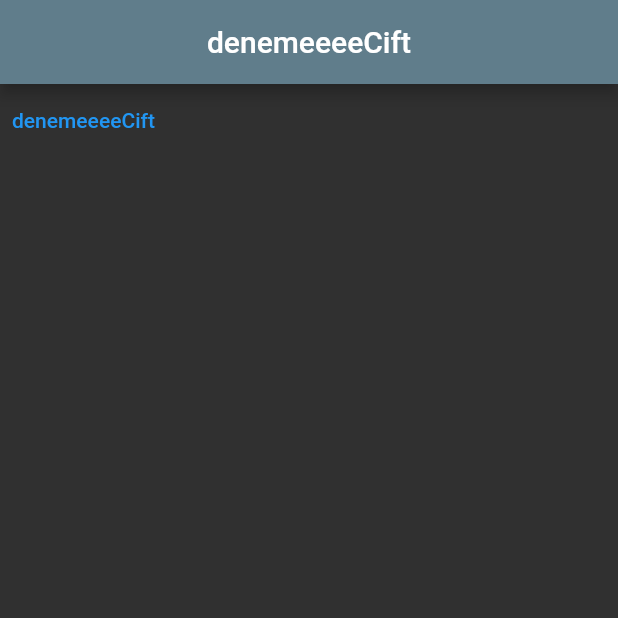
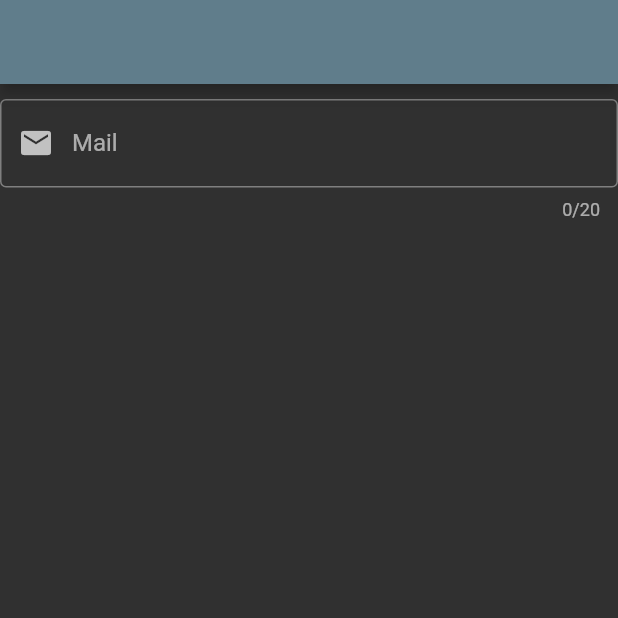
Before and after one commit to ylmzoguzhan/flutter_learn, a Flutter app: the screen it shows after launch, on a phone screen of 412 x 824 dp, the top half of it. Run offline on Flutter 3.47's test engine with Material 2 defaults, Android fonts, the phone set to English and light mode, and no system bars.

```diff
--- /dev/null
+++ b/lib/101/text_field_learn.dart
@@ -0,0 +1,32 @@
+import 'package:flutter/material.dart';
+
+class TextFieldLearn extends StatefulWidget {
+  TextFieldLearn({Key? key}) : super(key: key);
+
+  @override
+  State<TextFieldLearn> createState() => _TextFieldLearnState();
+}
+
+class _TextFieldLearnState extends State<TextFieldLearn> {
+  @override
+  Widget build(BuildContext context) {
+    return Scaffold(
+      appBar: AppBar(),
+      body: const Padding(
+        padding: EdgeInsets.only(top: 10),
+        child: TextField(
+          maxLength: 20,
+          keyboardType: TextInputType.emailAddress,
+          decoration: InputDecoration(
+            prefixIcon: Icon(Icons.mail),
+            border: OutlineInputBorder(),
+            hintText: 'Mail',
+            labelText: 'Mail',
+            //fillColor: Colors.white,
+            //filled: true
+          ),
+        ),
+      ),
+    );
+  }
+}
--- a/lib/main.dart
+++ b/lib/main.dart
@@ -1,5 +1,5 @@
 import 'package:flutter/material.dart';
-import '101/statefull_life_cyle.dart';
+import '101/text_field_learn.dart';
 
 void main() {
   runApp(const MyApp());
@@ -19,6 +19,6 @@ class MyApp extends StatelessWidget {
                 const ProgressIndicatorThemeData(color: Colors.blue),
             appBarTheme:
                 const AppBarTheme(centerTitle: true, color: Colors.blueGrey)),
-        home: const StatefullLifeCyleLearn(message: 'denemeeee'));
+        home: TextFieldLearn());
   }
 }
```
